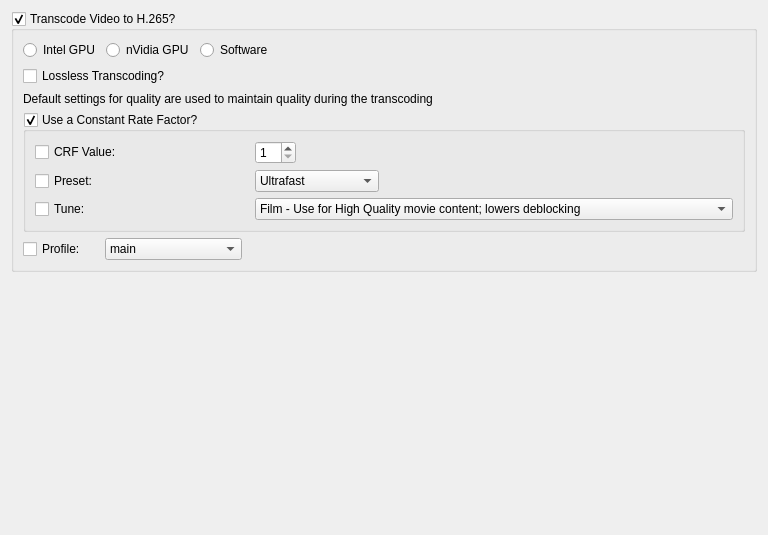
towel42-com/MediaManager, file Preferences/UI/MakeMKVVideoSettings.ui: the form before one commit.
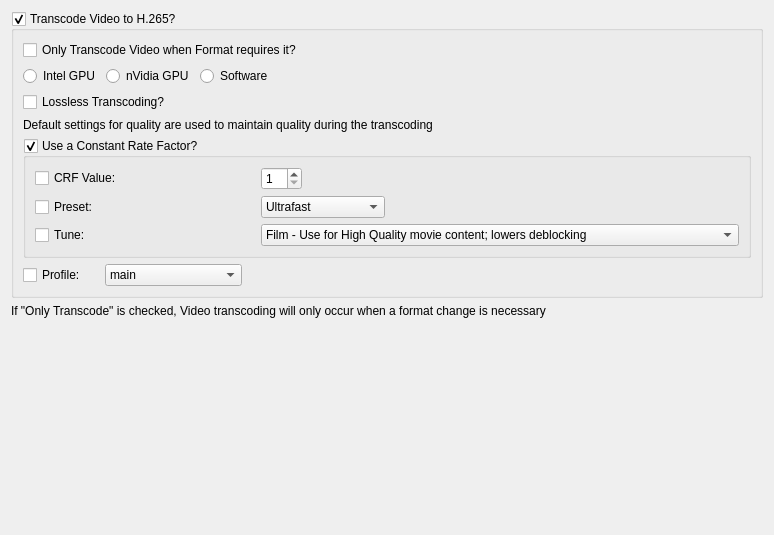
The form after the commit.

Commit message: Added ability to only transcode video or audio on format change

```diff
--- a/Preferences/UI/MakeMKVVideoSettings.ui
+++ b/Preferences/UI/MakeMKVVideoSettings.ui
@@ -6,7 +6,7 @@
    <rect>
     <x>0</x>
     <y>0</y>
-    <width>768</width>
+    <width>774</width>
     <height>535</height>
    </rect>
   </property>
@@ -23,21 +23,14 @@
       <bool>true</bool>
      </property>
      <layout class="QGridLayout" name="gridLayout">
-      <item row="1" column="0">
-       <widget class="QRadioButton" name="intelGPUTranscode">
-        <property name="text">
-         <string>Intel GPU</string>
-        </property>
-       </widget>
-      </item>
-      <item row="1" column="2">
+      <item row="2" column="2">
        <widget class="QRadioButton" name="softwareTranscode">
         <property name="text">
          <string>Software</string>
         </property>
        </widget>
       </item>
-      <item row="1" column="3">
+      <item row="2" column="3">
        <spacer name="horizontalSpacer_2">
         <property name="orientation">
          <enum>Qt::Horizontal</enum>
@@ -50,21 +43,14 @@
         </property>
        </spacer>
       </item>
-      <item row="3" column="0" colspan="4">
+      <item row="4" column="0" colspan="4">
        <widget class="QLabel" name="label_7">
         <property name="text">
          <string>Default settings for quality are used to maintain quality during the transcoding</string>
         </property>
        </widget>
       </item>
-      <item row="1" column="1">
-       <widget class="QRadioButton" name="nvidiaGPUTranscode">
-        <property name="text">
-         <string>nVidia GPU</string>
-        </property>
-       </widget>
-      </item>
-      <item row="5" column="0" colspan="4">
+      <item row="6" column="0" colspan="4">
        <layout class="QHBoxLayout" name="horizontalLayout">
         <item>
          <widget class="QCheckBox" name="useProfile">
@@ -201,7 +187,14 @@
         </item>
        </layout>
       </item>
-      <item row="4" column="0" colspan="4">
+      <item row="2" column="1">
+       <widget class="QRadioButton" name="nvidiaGPUTranscode">
+        <property name="text">
+         <string>nVidia GPU</string>
+        </property>
+       </widget>
+      </item>
+      <item row="5" column="0" colspan="4">
        <widget class="QGroupBox" name="useCRF">
         <property name="title">
          <string>Use a Constant Rate Factor?</string>
@@ -348,16 +341,37 @@
         </layout>
        </widget>
       </item>
-      <item row="2" column="0" colspan="4">
+      <item row="2" column="0">
+       <widget class="QRadioButton" name="intelGPUTranscode">
+        <property name="text">
+         <string>Intel GPU</string>
+        </property>
+       </widget>
+      </item>
+      <item row="3" column="0" colspan="4">
        <widget class="QCheckBox" name="losslessTranscoding">
         <property name="text">
          <string>Lossless Transcoding?</string>
         </property>
        </widget>
       </item>
+      <item row="1" column="0" colspan="4">
+       <widget class="QCheckBox" name="onlyTranscodeVideoOnFormatChange">
+        <property name="text">
+         <string>Only Transcode Video when Format requires it?</string>
+        </property>
+       </widget>
+      </item>
      </layout>
     </widget>
    </item>
+   <item>
+    <widget class="QLabel" name="label">
+     <property name="text">
+      <string>If &quot;Only Transcode&quot; is checked, Video transcoding will only occur when a format change is necessary</string>
+     </property>
+    </widget>
+   </item>
    <item>
     <spacer name="verticalSpacer_7">
      <property name="orientation">
```
Left out of the diff: 6 changed lines with no effect on the pictures. The commit also changes 5 other files.
